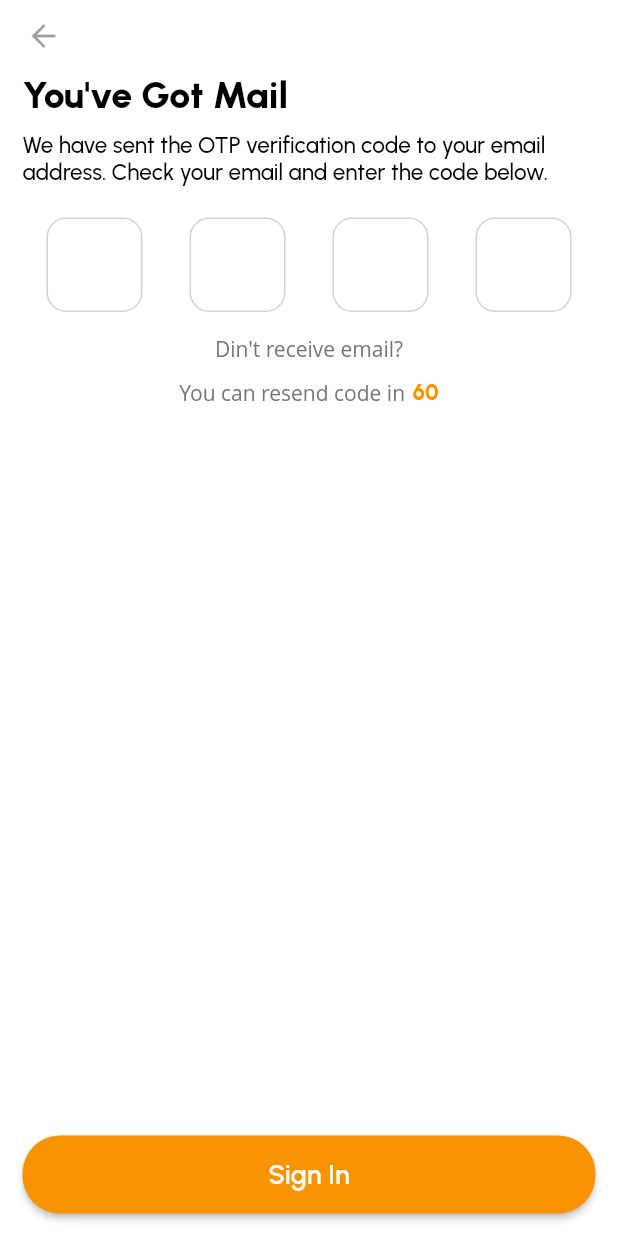
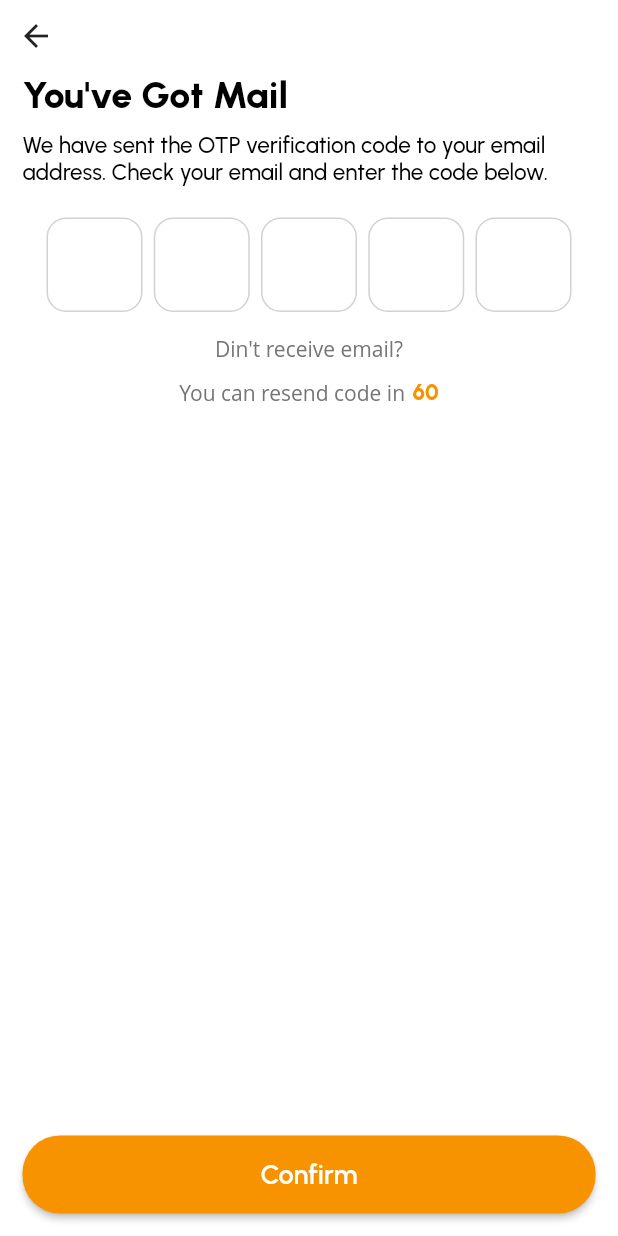
Before and after one commit to EProject04/BookManagement-Fe, a Flutter app: the OTPPage screen opened directly, on a phone screen of 412 x 824 dp. Run offline on Flutter 3.47's test engine with Material 2 defaults, Android fonts, the phone set to English and light mode, and no system bars; our stand-ins replace device_preview, equatable, get, get_storage, google_fonts, iconly and 1 more; accounts and stored records are empty; network calls fail; Roboto replaces fonts that are missing (Open Sans); key blocks and very long unbroken strings in the code were emptied for the run.

Commit message:
update otp, ui

```diff
--- a/lib/app/view/creat_new_password/create_new_password_view.dart
+++ b/lib/app/view/creat_new_password/create_new_password_view.dart
@@ -1,4 +1,5 @@
 import 'package:flutter/material.dart';
+import 'package:frame/app/view/login/login_view.dart';
 import 'package:get/get.dart';
 import 'package:google_fonts/google_fonts.dart';
 
@@ -34,7 +35,7 @@ class CreateNewPasswordPage extends StatelessWidget {
               Container(
                 margin: const EdgeInsets.fromLTRB(5, 0, 15, 0),
                 alignment: Alignment.bottomLeft,
-                child: const IconButton(onPressed: null, icon: Icon(Icons.arrow_back)),
+                child: IconButton(onPressed: () => Get.to(LoginPage()), icon: Icon(Icons.arrow_back)),
               ),
               Container(
                 margin: const EdgeInsets.fromLTRB(15, 0, 15, 0),
--- a/lib/app/view/home/home_view.dart
+++ b/lib/app/view/home/home_view.dart
@@ -1,5 +1,5 @@
 import 'package:flutter/material.dart';
-import 'package:frame/app/view/bookdetail/book_detail_new_view.dart';
+import 'package:frame/app/view/bookdetail/book_detail_view.dart';
 import 'package:frame/app/view/explore_by_genre/explore_by_genre_view.dart';
 import 'package:get/get.dart';
 import 'package:get/get_state_manager/src/simple/get_controllers.dart';
--- a/lib/app/view/otp/otp_view.dart
+++ b/lib/app/view/otp/otp_view.dart
@@ -1,10 +1,20 @@
 import 'package:flutter/material.dart';
 import 'package:flutter/services.dart';
+import 'package:frame/app/view/creat_new_password/create_new_password_view.dart';
+import 'package:frame/app/view/login/login_view.dart';
 import 'package:get/get.dart';
 import 'package:google_fonts/google_fonts.dart';
 
 class OTPController extends GetxController{
-  List<String> otp = List<String>.filled(4, "");
+  List<String> otp = List<String>.filled(5, "");
+  RxBool wrongOTP = false.obs;
+  void otpConfirm(){
+    if(otp[0]+otp[1]+otp[2]+otp[3]+otp[4] == "12345"){
+      Get.to(CreateNewPasswordPage());
+    }else{
+      wrongOTP.value = true;
+    }
+  }
 }
 
 class OTPPage extends StatelessWidget {
@@ -23,9 +33,9 @@ class OTPPage extends StatelessWidget {
           child: Column(
             children: [
               Container(
-                margin: const EdgeInsets.fromLTRB(5, 0, 15, 0),
+                margin: const EdgeInsets.fromLTRB(0, 0, 15, 0),
                 alignment: Alignment.bottomLeft,
-                child: const IconButton(onPressed: null, icon: Icon(Icons.arrow_back)),
+                child: IconButton(onPressed: () => Get.to(LoginPage()), icon: Icon(Icons.arrow_back)),
               ),
               Container(
                 margin: const EdgeInsets.fromLTRB(15, 0, 15, 0),
@@ -53,6 +63,23 @@ class OTPPage extends StatelessWidget {
                   margin: const EdgeInsets.only(top: 21),
                   width: 350,
                   child: OtpForm()
+              ),
+              Obx(
+                      () => Container(
+                    child: pageController.wrongOTP.value ? Container(
+                      margin: EdgeInsets.fromLTRB(0, 5, 0, 10),
+                      child: Text(
+                        "Wrong OTP",
+                        style: GoogleFonts.urbanist(
+                            textStyle: TextStyle(
+                                fontSize: 15,
+                                fontWeight: FontWeight.w600,
+                                color: Colors.red
+                            )
+                        ),
+                      ),
+                    ) : null,
+                  )
               ),
               Container(
                 margin: const EdgeInsets.fromLTRB(0, 10, 0, 10),
@@ -84,11 +111,9 @@ class OTPPage extends StatelessWidget {
                                     borderRadius: BorderRadius.circular(25)
                                 )
                             ),
-                        onPressed: (){
-                          print(pageController.otp);
-                        },
+                            onPressed: () => pageController.otpConfirm(),
                             child: const Text(
-                          'Sign In',
+                              'Confirm',
                               style: TextStyle(
                                   color: Colors.white,
                                   fontFamily: 'Urbanist',
@@ -148,7 +173,7 @@ class OtpForm extends StatelessWidget {
                 }
                 if(value.isEmpty){
                   pageController.otp[0] = "";
-                  FocusScope.of(context).nextFocus();
+                  pageController.wrongOTP.value = false;
                 }
               },
               keyboardType: TextInputType.number,
@@ -187,7 +212,8 @@ class OtpForm extends StatelessWidget {
                 }
                 if(value.isEmpty){
                   pageController.otp[1] = "";
-                  FocusScope.of(context).nextFocus();
+                  pageController.wrongOTP.value = false;
+                  FocusScope.of(context).previousFocus();
                 }
               },
               keyboardType: TextInputType.number,
@@ -226,7 +252,8 @@ class OtpForm extends StatelessWidget {
                 }
                 if(value.isEmpty){
                   pageController.otp[2] = "";
-                  FocusScope.of(context).nextFocus();
+                  pageController.wrongOTP.value = false;
+                  FocusScope.of(context).previousFocus();
                 }
               },
               keyboardType: TextInputType.number,
@@ -261,10 +288,51 @@ class OtpForm extends StatelessWidget {
               onChanged: (value){
                 if(value.length == 1){
                   pageController.otp[3] = value;
+                  FocusScope.of(context).nextFocus();
                 }
                 if(value.isEmpty){
                   pageController.otp[3] = "";
-                  FocusScope.of(context).nextFocus();
+                  pageController.wrongOTP.value = false;
+                  FocusScope.of(context).previousFocus();
+                }
+              },
+              keyboardType: TextInputType.number,
+              textAlign: TextAlign.center,
+              inputFormatters: [
+                LengthLimitingTextInputFormatter(1),
+                FilteringTextInputFormatter.digitsOnly,
+              ],
+            ),
+          ),
+          SizedBox(
+            height: 68,
+            width: 64,
+            child: TextFormField(
+              cursorColor: const Color.fromRGBO(248, 147, 0, 1),
+              decoration: const InputDecoration(
+                fillColor: Color.fromRGBO(240, 240, 240, 0.3),
+                focusColor: Color.fromRGBO(248, 147, 0, 1),
+                focusedBorder: OutlineInputBorder(
+                    borderRadius: BorderRadius.all(Radius.circular(13)),
+                    borderSide: BorderSide(
+                        color: Color.fromRGBO(248, 147, 0, 1)
+                    )
+                ),
+                enabledBorder: OutlineInputBorder(
+                    borderRadius: BorderRadius.all(Radius.circular(13)),
+                    borderSide: BorderSide(
+                        color: Color.fromRGBO(210, 210, 210, 1)
+                    )
+                ),
+              ),
+              onChanged: (value){
+                if(value.length == 1){
+                  pageController.otp[4] = value;
+                }
+                if(value.isEmpty){
+                  pageController.otp[4] = "";
+                  pageController.wrongOTP.value = false;
+                  FocusScope.of(context).previousFocus();
                 }
               },
               keyboardType: TextInputType.number,
```
Also changed, not shown: lib/app/view/forget_password/forget_password_view.dart (+29 -22 lines), lib/app/view/login/login_view.dart (+24 -33 lines), lib/app/view/bookdetail/book_detail_view.dart (renamed from lib/app/view/bookdetail/book_detail_new_view.dart). Lines whose indentation alone changed are shown as unchanged.
